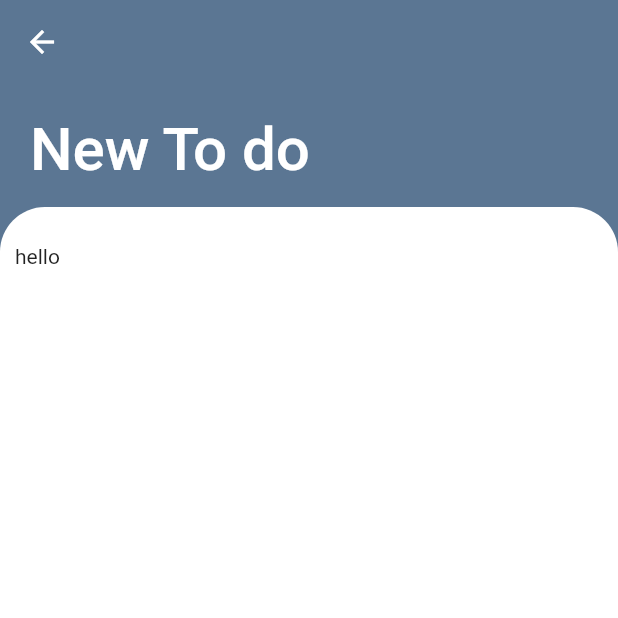
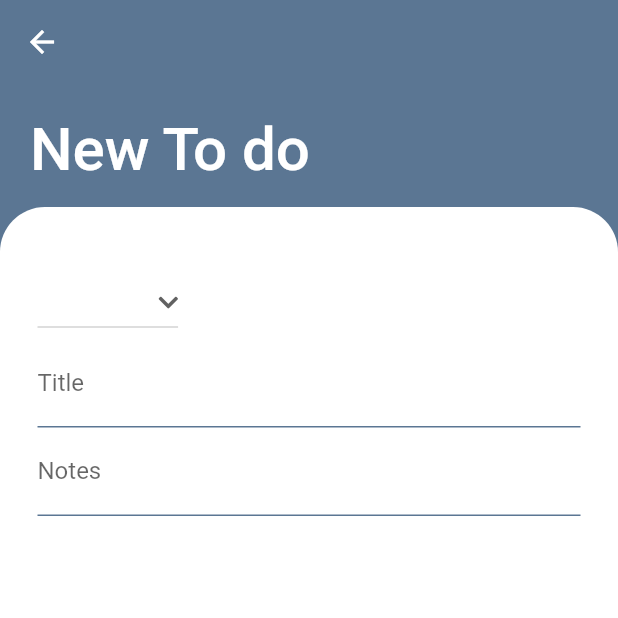
Before and after one commit to gerald-tetteh/todo-app-flutter, a Flutter app: the CreateTodo screen opened by its route, on a phone screen of 412 x 824 dp, the top half of it. Run offline on Flutter 3.47's test engine with Material 2 defaults, Android fonts, the phone set to English and light mode, and no system bars; our stand-ins replace font_awesome_flutter, hive, hive_flutter; missing offline and left inert: flex_color_picker, flutter_iconpicker; accounts and stored records are empty; statements that could not run were skipped.

Commit message:
start add todo page and add first two text fields and dropdown menu

```diff
--- a/lib/main.dart
+++ b/lib/main.dart
@@ -100,10 +100,11 @@ class MyApp extends StatelessWidget {
           );
         } else if (settings.name == CreateTodo.routeName) {
           return PageRouteBuilder(
-            transitionDuration: const Duration(milliseconds: 300),
+            transitionDuration: const Duration(milliseconds: 700),
             pageBuilder: (context, animation, secondaryAnimation) {
               return CreateTodo(
                 transitionAnimation: animation,
+                folderKey: settings.arguments,
               );
             },
           );
--- a/lib/pages/create_todo.dart
+++ b/lib/pages/create_todo.dart
@@ -4,27 +4,144 @@
  * Create Todo
 */
 import 'package:flutter/material.dart';
-import 'package:todo_app/widgets/scaffold_boiler_plate.dart';
+import 'package:font_awesome_flutter/font_awesome_flutter.dart';
+import 'package:hive_flutter/hive_flutter.dart';
+
+import '../models/todo.dart';
+import '../utils/color_utils.dart';
+import '../models/todo_folder.dart';
+import '../utils/constants.dart';
+import '../widgets/scaffold_boiler_plate.dart';
 import '../widgets/background_with_stack_no_anim.dart';
+import '../widgets/text_field_form.dart';
 
-class CreateTodo extends StatelessWidget {
+class CreateTodo extends StatefulWidget {
   const CreateTodo({
     Key? key,
     required this.transitionAnimation,
+    required this.folderKey,
   }) : super(key: key);
 
   final Animation<double> transitionAnimation;
+  final dynamic folderKey;
   static const routeName = "/create-todo";
+
+  @override
+  State<CreateTodo> createState() => _CreateTodoState();
+}
+
+class _CreateTodoState extends State<CreateTodo> {
+  late final List<DropdownMenuItem> _foldersDropDownItems;
+  late dynamic _dropDownValue;
+  final _folders = Hive.box<TodoFolder>(TODOS_FOLDER);
+
+  late final TextEditingController _titleController;
+  late final TextEditingController _notesController;
+
+  String imagePath = "";
+  TimeOfDay? _alarmTimeOfDay;
+  DateTime? _alarmDateTime;
+  Priority _priority = Priority.low;
+  bool _setAlarm = true;
+  String _title = "";
+  String _notes = "";
+
+  void _buildFoldersDropDown() {
+    _foldersDropDownItems = _folders.values.map<DropdownMenuItem>((folder) {
+      return DropdownMenuItem(
+        value: folder.key,
+        child: Row(
+          mainAxisSize: MainAxisSize.min,
+          children: [
+            FaIcon(
+              IconDataSolid(folder.iconDataCodePoint!),
+              color: Color(folder.iconColorValue!),
+            ),
+            const SizedBox(
+              width: 10,
+            ),
+            Text(folder.name!),
+            const SizedBox(
+              width: 10,
+            ),
+          ],
+        ),
+      );
+    }).toList();
+  }
+
+  @override
+  void initState() {
+    super.initState();
+    _buildFoldersDropDown();
+    _dropDownValue = widget.folderKey;
+
+    _titleController = TextEditingController(text: _title);
+    _notesController = TextEditingController(text: _notes);
+  }
 
   @override
   Widget build(BuildContext context) {
     return BackgroundStackNoAnim(
       scale: 2,
       content: ScaffoldBoilerPlate(
-        content: const Text("hello"),
-        transitionAnimation: transitionAnimation,
+        transitionAnimation: widget.transitionAnimation,
         tag: "",
         title: "New To do",
+        content: Padding(
+          padding: const EdgeInsets.only(
+            top: 15,
+            left: 15,
+            right: 15,
+          ),
+          child: ScaleTransition(
+            scale: widget.transitionAnimation,
+            child: Form(
+              child: SingleChildScrollView(
+                child: Column(
+                  crossAxisAlignment: CrossAxisAlignment.start,
+                  children: [
+                    DropdownButton<dynamic>(
+                      onChanged: (folderKey) {
+                        setState(() => _dropDownValue = folderKey);
+                      },
+                      iconSize: 15,
+                      iconDisabledColor: ColorUtils.blueGrey.withAlpha(170),
+                      items: _foldersDropDownItems,
+                      value: _dropDownValue,
+                      icon: const FaIcon(
+                        FontAwesomeIcons.chevronDown,
+                      ),
+                      borderRadius: BorderRadius.circular(5),
+                    ),
+                    TextFieldForm(
+                      hintAndLabelText: "Title",
+                      textController: _titleController,
+                      validator: (title) {
+                        if (title!.isEmpty) {
+                          return "Please enter a title";
+                        }
+                        return null;
+                      },
+                      onSaved: (title) => _title = title!,
+                    ),
+                    TextFieldForm(
+                      hintAndLabelText: "Notes",
+                      textController: _notesController,
+                      validator: (notes) {
+                        if (notes!.isEmpty) {
+                          return "Please some notes";
+                        }
+                        return null;
+                      },
+                      onSaved: (notes) => _notes = notes!,
+                    ),
+                  ],
+                ),
+              ),
+            ),
+          ),
+        ),
       ),
     );
   }
--- /dev/null
+++ b/lib/widgets/text_field_form.dart
@@ -0,0 +1,46 @@
+/*
+ * Author: Gerald Addo-Tetteh
+ * Todo App
+ * Text Field Form
+*/
+import 'package:flutter/material.dart';
+
+import '../utils/color_utils.dart';
+
+class TextFieldForm extends StatelessWidget {
+  const TextFieldForm({
+    Key? key,
+    required this.hintAndLabelText,
+    required this.textController,
+    required this.validator,
+    required this.onSaved,
+  }) : super(key: key);
+
+  final TextEditingController textController;
+  final String hintAndLabelText;
+  final String? Function(String? value) validator;
+  final void Function(String? value) onSaved;
+
+  @override
+  Widget build(BuildContext context) {
+    return TextFormField(
+      controller: textController,
+      decoration: InputDecoration(
+        border: const UnderlineInputBorder(
+          borderSide: BorderSide(
+            color: ColorUtils.blueGrey,
+          ),
+        ),
+        enabledBorder: const UnderlineInputBorder(
+          borderSide: BorderSide(
+            color: ColorUtils.blueGrey,
+          ),
+        ),
+        hintText: hintAndLabelText,
+        labelText: hintAndLabelText,
+      ),
+      validator: validator,
+      onSaved: onSaved,
+    );
+  }
+}
```
Also changed, not shown: lib/pages/create_folder.dart (+4 -16 lines), lib/pages/tabs/display_today_todos.dart (+5 -17 lines), lib/widgets/list_divider.dart (added, +23 -0 lines).
